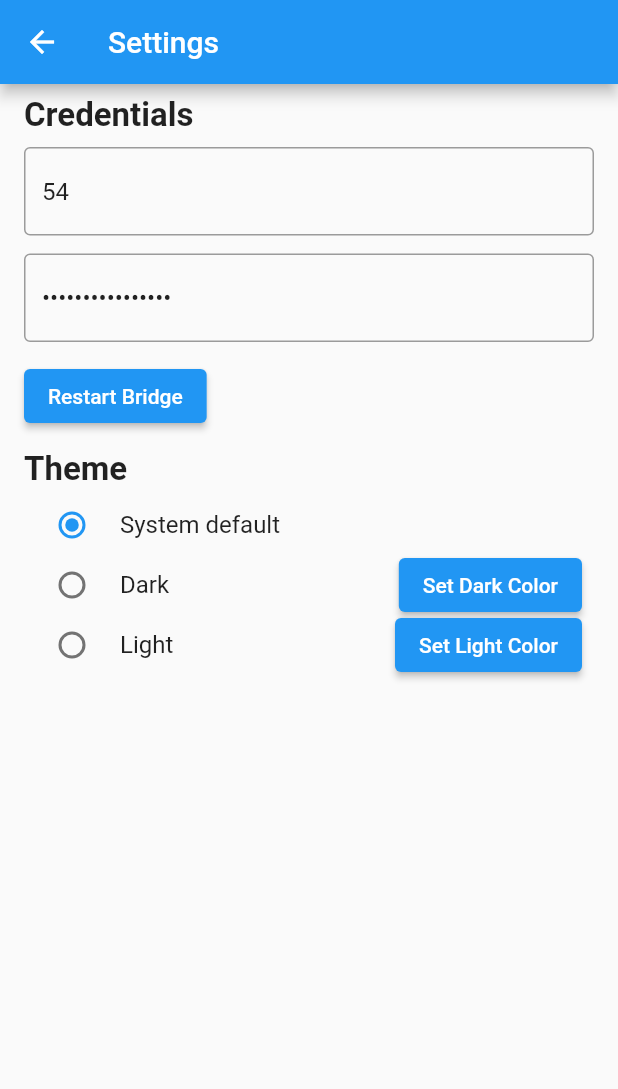
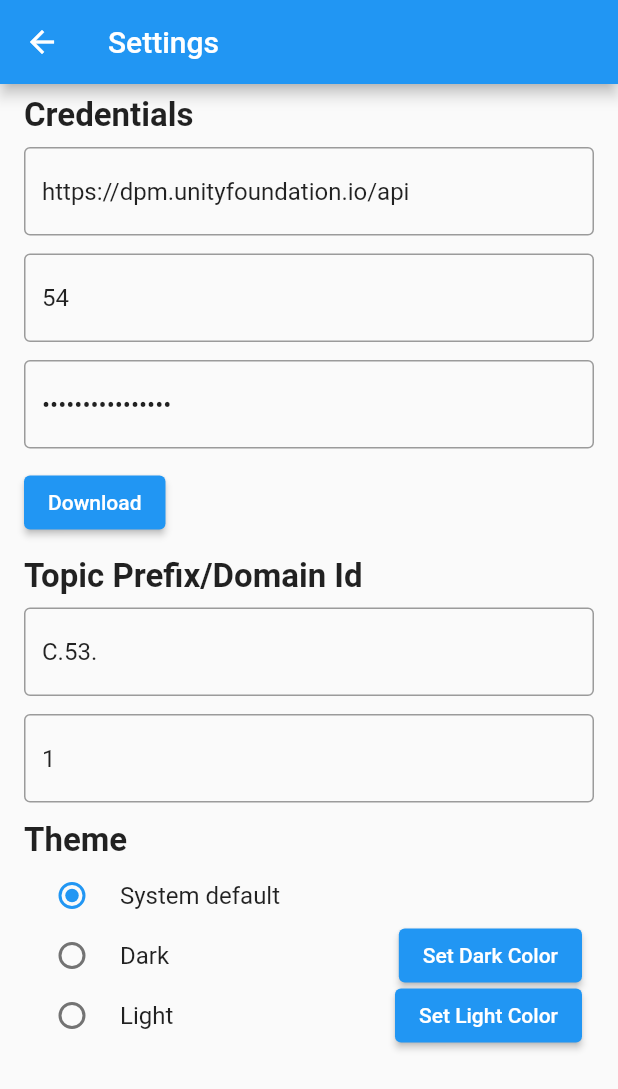
Before and after one commit to OpenDDS/opendds-smart-lock, a Flutter app: the Settings screen opened directly with empty values, on a phone screen of 412 x 824 dp. Shown: the top 1089 px of the screen. Run offline on Flutter 3.47's test engine with Material 2 defaults, Android fonts, the phone set to English and light mode, and no system bars; our stand-ins replace cookie_jar, dio, dio_cookie_manager, flutter_colorpicker, shared_preferences; missing offline and left inert: dart:ffi, encrypted_shared_preferences; accounts and stored records are empty; statements that could not run were skipped.

Commit message:
Added api URL, username, password, topic prefix, and domain id settings.

```diff
--- a/flutter/smartlock/lib/main.dart
+++ b/flutter/smartlock/lib/main.dart
@@ -7,11 +7,7 @@ void main() async {
   // This must be called before attempting to load shared preferences.
   WidgetsFlutterBinding.ensureInitialized();
 
-  await Settings.theme.getStored();
-  await Settings.lightSeed.getStored();
-  await Settings.darkSeed.getStored();
-  await Settings.username.getStored();
-  await Settings.password.getStored();
+  await Settings.load();
   runApp(const MyApp());
 }
 
--- a/flutter/smartlock/lib/screens/settings.dart
+++ b/flutter/smartlock/lib/screens/settings.dart
@@ -1,4 +1,5 @@
 import 'package:flutter/material.dart';
+import 'package:flutter/services.dart';
 import 'package:shared_preferences/shared_preferences.dart';
 import 'package:encrypted_shared_preferences/encrypted_shared_preferences.dart';
 import 'package:flutter_colorpicker/flutter_colorpicker.dart';
@@ -94,6 +95,20 @@ abstract class SimpleSetting<T> extends Setting<T, T> {
   bool valid(T index) => true;
 }
 
+class IntSetting extends SimpleSetting<int> {
+  IntSetting(super.key, super.value);
+
+  @override
+  Future<bool> store(prefs) async => await prefs.setInt(key, access(value));
+}
+
+class StringSetting extends SimpleSetting<String> {
+  StringSetting(super.key, super.value);
+
+  @override
+  Future<bool> store(prefs) async => await prefs.setString(key, access(value));
+}
+
 class EncryptedStringSetting extends SimpleSetting<String> {
   EncryptedStringSetting(super.key, super.value);
 
@@ -102,7 +117,7 @@ class EncryptedStringSetting extends SimpleSetting<String> {
 
   @override
   Future<String?> read(dynamic prefs) async {
-    // Because the EncryptedSharedPreferences object return an empty string
+    // Because the EncryptedSharedPreferences object returns an empty string
     // if it is unable to read a string from the preferences, we will change
     // that to null (as the caller expects).
     final String s = await prefs.getString(key);
@@ -142,9 +157,24 @@ class Settings extends StatefulWidget {
   static ColorSetting darkSeed = ColorSetting("darkSeed", _darkColors[4]);
   static var username = EncryptedStringSetting("username", "54");
   static var password = EncryptedStringSetting("password", "WNg97wLeR7Rk5eHz");
+  static var apiURL =
+      StringSetting("apiURL", "https://dpm.unityfoundation.io/api");
+  static var topicPrefix = StringSetting("topicPrefix", "C.53.");
+  static var domainId = IntSetting("domainId", 1);
 
-  final Function() restart;
-  const Settings({super.key, required this.restart});
+  static Future<void> load() async {
+    await theme.getStored();
+    await lightSeed.getStored();
+    await darkSeed.getStored();
+    await username.getStored();
+    await password.getStored();
+    await apiURL.getStored();
+    await topicPrefix.getStored();
+    await domainId.getStored();
+  }
+
+  final Function() download;
+  const Settings({super.key, required this.download});
 
   @override
   State<Settings> createState() => _SettingsState();
@@ -152,10 +182,16 @@ class Settings extends StatefulWidget {
 
 class _SettingsState extends State<Settings> {
   Color? _selected;
+  bool _restartChanges = false;
   final _usernameController =
       TextEditingController(text: Settings.username.value);
   final _passwordController =
       TextEditingController(text: Settings.password.value);
+  final _apiURLController = TextEditingController(text: Settings.apiURL.value);
+  final _topicPrefixController =
+      TextEditingController(text: Settings.topicPrefix.value);
+  final _domainIdController =
+      TextEditingController(text: Settings.domainId.value.toString());
 
   void _updateThemeMode(ThemeMode? value) {
     Settings.theme.setStored(value);
@@ -251,17 +287,21 @@ class _SettingsState extends State<Settings> {
             children: [
               const Padding(
                 padding: Style.columnPadding,
-                child: Text(
-                  "Credentials",
-                  style: Style.titleText,
+                child: Text("Credentials", style: Style.titleText),
+              ),
+              Padding(
+                padding: Style.textPadding,
+                child: TextField(
+                  controller: _apiURLController,
+                  decoration: Style.hintDecoration('API URL'),
+                  onChanged: (s) => Settings.apiURL.setStored(s),
                 ),
               ),
               Padding(
                 padding: Style.textPadding,
                 child: TextField(
                   controller: _usernameController,
-                  decoration: const InputDecoration(
-                      border: OutlineInputBorder(), hintText: 'Username'),
+                  decoration: Style.hintDecoration('Username'),
                   onChanged: (s) => Settings.username.setStored(s),
                 ),
               ),
@@ -269,8 +309,7 @@ class _SettingsState extends State<Settings> {
                 padding: Style.textPadding,
                 child: TextField(
                   controller: _passwordController,
-                  decoration: const InputDecoration(
-                      border: OutlineInputBorder(), hintText: 'Password'),
+                  decoration: Style.hintDecoration('Password'),
                   onChanged: (s) => Settings.password.setStored(s),
                   obscureText: true,
                 ),
@@ -278,8 +317,32 @@ class _SettingsState extends State<Settings> {
               Padding(
                 padding: Style.textPadding,
                 child: ElevatedButton(
-                  onPressed: widget.restart,
-                  child: const Text("Restart Bridge"),
+                  onPressed: widget.download,
+                  child: const Text("Download"),
+                ),
+              ),
+              const Padding(
+                padding: Style.columnPadding,
+                child: Text("Topic Prefix/Domain Id", style: Style.titleText),
+              ),
+              Padding(
+                padding: Style.textPadding,
+                child: TextField(
+                  controller: _topicPrefixController,
+                  decoration: Style.hintDecoration('Topic Prefix'),
+                  onChanged: (s) => Settings.topicPrefix.setStored(s),
+                ),
+              ),
+              Padding(
+                padding: Style.textPadding,
+                child: TextField(
+                  keyboardType: TextInputType.number,
+                  controller: _domainIdController,
+                  decoration: Style.hintDecoration('Domain Id'),
+                  onChanged: (s) => Settings.domainId.setStored(int.parse(s)),
+                  inputFormatters: [
+                    FilteringTextInputFormatter.allow(RegExp(r'[0-9]'))
+                  ],
                 ),
               ),
               const Padding(
@@ -337,11 +400,42 @@ class _SettingsState extends State<Settings> {
     );
   }
 
+  Future<bool> _onWillPop() async {
+    if (_restartChanges) {
+      ScaffoldMessenger.of(context).showSnackBar(
+        const SnackBar(
+            content:
+                Text("Changes will take effect after the app is restarted.")),
+      );
+    }
+    return true;
+  }
+
+  @override
+  void initState() {
+    super.initState();
+
+    // Set the change function to indicate that changes will take affect on
+    // restart.  The change function is only called if the setting changes.
+    for (var setting in [
+      Settings.username,
+      Settings.password,
+      Settings.apiURL,
+      Settings.topicPrefix
+    ]) {
+      setting.change = (v) => _restartChanges = true;
+    }
+    Settings.domainId.change = (v) => _restartChanges = true;
+  }
+
   @override
   Widget build(BuildContext context) {
-    return Scaffold(
-      appBar: AppBar(title: const Text("Settings")),
-      body: SafeArea(child: _renderContent()),
+    return WillPopScope(
+      onWillPop: _onWillPop,
+      child: Scaffold(
+        appBar: AppBar(title: const Text("Settings")),
+        body: SafeArea(child: _renderContent()),
+      ),
     );
   }
 }
--- a/flutter/smartlock/lib/style/style.dart
+++ b/flutter/smartlock/lib/style/style.dart
@@ -18,6 +18,9 @@ class Style {
   static const borderRadius = BorderRadius.all(Radius.circular(cornerRadius));
   static const inputDecoration = InputDecoration(border: OutlineInputBorder());
 
+  static hintDecoration(String hint) =>
+      InputDecoration(border: const OutlineInputBorder(), hintText: hint);
+
   static bottomBarDecoration(context) => BoxDecoration(
         border: Border(
           top: BorderSide(
--- a/flutter/smartlock_idl_plugin/lib/smartlock_idl_plugin.dart
+++ b/flutter/smartlock_idl_plugin/lib/smartlock_idl_plugin.dart
@@ -65,7 +65,9 @@ class Bridge {
       String permGov,
       String permPerms,
       String idCert,
-      String idPrivateKey) async {
+      String idPrivateKey,
+      String topicPrefix,
+      int domainId) async {
     port = ReceivePort();
     port.listen((dynamic data) => _lockUpdate(data));
 
@@ -85,6 +87,8 @@ class Bridge {
     config.ref.id_pkey = idPrivateKey.toNativeUtf8().cast<Char>();
     config.ref.receiver = Pointer.fromFunction(_receive);
     config.ref.send_port = port.sendPort.nativePort;
+    config.ref.topic_prefix = topicPrefix.toNativeUtf8().cast<Char>();
+    config.ref.domain_id = domainId;
 
     _bindings.startOpenDdsBridge(bridge, config);
 
--- a/flutter/smartlock_idl_plugin/lib/smartlock_idl_plugin_bindings_generated.dart
+++ b/flutter/smartlock_idl_plugin/lib/smartlock_idl_plugin_bindings_generated.dart
@@ -146,6 +146,11 @@ class OpenDdsBridgeConfig extends ffi.Struct {
   /// the main thread.  We will be using Dart_PostCObject_DL().
   @ffi.Int64()
   external int send_port;
+
+  external ffi.Pointer<ffi.Char> topic_prefix;
+
+  @ffi.Int32()
+  external int domain_id;
 }
 
 typedef notifier
```
Also changed, not shown: flutter/smartlock/lib/screens/home.dart (+16 -14 lines), flutter/smartlock_idl_plugin/example/lib/screens/home.dart (+6 -3 lines), 2 other files.
